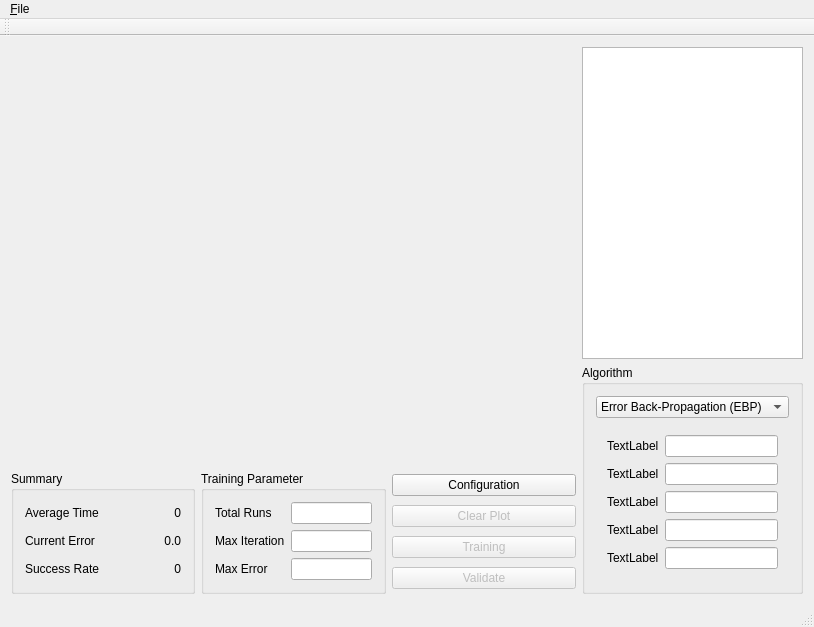
First picture: the form in mainwindow.ui, repository gongzhitaao/nbn-ui, before the edit.
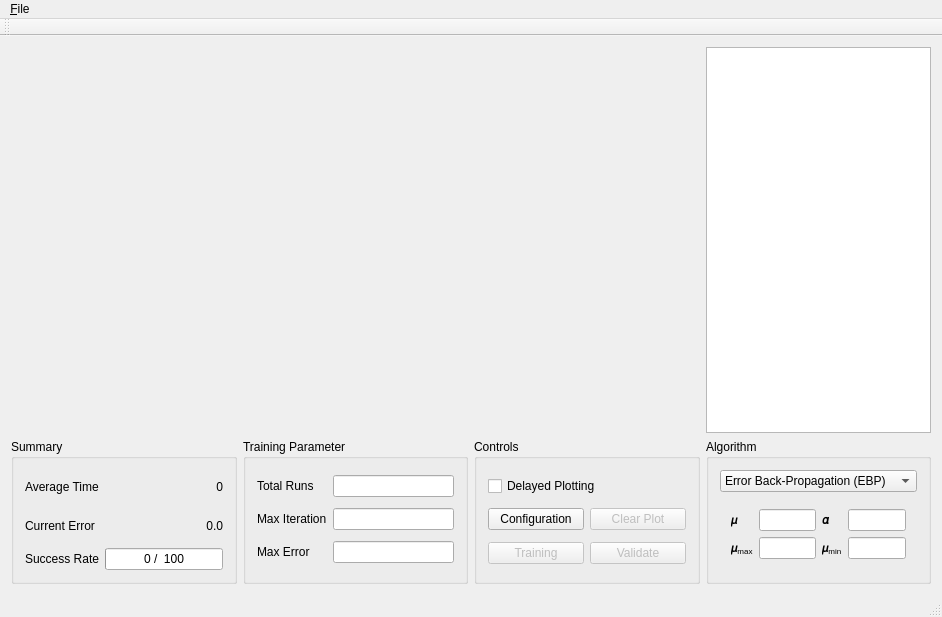
Second picture: the form after the edit. The open tabs and pages were chosen to show the change. Custom widgets are drawn as their Qt base class.

Diff of the .ui file:
```diff
--- a/mainwindow.ui
+++ b/mainwindow.ui
@@ -6,22 +6,22 @@
    <rect>
     <x>0</x>
     <y>0</y>
-    <width>814</width>
-    <height>627</height>
+    <width>942</width>
+    <height>617</height>
    </rect>
   </property>
   <property name="windowTitle">
    <string>MainWindow</string>
   </property>
   <widget class="QWidget" name="centralWidget">
-   <layout class="QGridLayout" name="gridLayout_6" rowstretch="1,0,0" columnstretch="1,1,1,1">
-    <item row="0" column="0" rowspan="2" colspan="3">
+   <layout class="QGridLayout" name="gridLayout_6" rowstretch="1,0" columnstretch="1,1,1,1">
+    <item row="0" column="0" colspan="3">
      <widget class="QCustomPlot" name="customPlot_ErrorPlot" native="true"/>
     </item>
     <item row="0" column="3">
      <widget class="QTableView" name="tableView_Information">
       <attribute name="horizontalHeaderVisible">
-       <bool>true</bool>
+       <bool>false</bool>
       </attribute>
       <attribute name="horizontalHeaderStretchLastSection">
        <bool>true</bool>
@@ -34,115 +34,7 @@
       </attribute>
      </widget>
     </item>
-    <item row="1" column="3" rowspan="2">
-     <widget class="QGroupBox" name="groupBox_2">
-      <property name="title">
-       <string>Algorithm</string>
-      </property>
-      <layout class="QGridLayout" name="gridLayout_5">
-       <item row="0" column="0">
-        <widget class="QComboBox" name="comboBox_Algorithm">
-         <item>
-          <property name="text">
-           <string>Error Back-Propagation (EBP)</string>
-          </property>
-         </item>
-         <item>
-          <property name="text">
-           <string>Neuron By Neuron (NBN)</string>
-          </property>
-         </item>
-        </widget>
-       </item>
-       <item row="1" column="0">
-        <widget class="QStackedWidget" name="stackedWidget_AlgorithmParam">
-         <property name="currentIndex">
-          <number>1</number>
-         </property>
-         <widget class="QWidget" name="page">
-          <layout class="QGridLayout" name="gridLayout_4">
-           <item row="0" column="0" colspan="2">
-            <widget class="QLabel" name="label_5">
-             <property name="text">
-              <string>Learning Rate</string>
-             </property>
-            </widget>
-           </item>
-           <item row="0" column="2">
-            <widget class="QLineEdit" name="lineEdit_5"/>
-           </item>
-           <item row="1" column="0">
-            <widget class="QLabel" name="label_11">
-             <property name="text">
-              <string>Momentum</string>
-             </property>
-            </widget>
-           </item>
-           <item row="1" column="1" colspan="2">
-            <widget class="QLineEdit" name="lineEdit_11"/>
-           </item>
-          </layout>
-         </widget>
-         <widget class="QWidget" name="page_2">
-          <layout class="QGridLayout" name="gridLayout_3">
-           <item row="0" column="0">
-            <widget class="QLabel" name="label_6">
-             <property name="text">
-              <string>TextLabel</string>
-             </property>
-            </widget>
-           </item>
-           <item row="0" column="1">
-            <widget class="QLineEdit" name="lineEdit_6"/>
-           </item>
-           <item row="1" column="0">
-            <widget class="QLabel" name="label_7">
-             <property name="text">
-              <string>TextLabel</string>
-             </property>
-            </widget>
-           </item>
-           <item row="1" column="1">
-            <widget class="QLineEdit" name="lineEdit_7"/>
-           </item>
-           <item row="2" column="0">
-            <widget class="QLabel" name="label_8">
-             <property name="text">
-              <string>TextLabel</string>
-             </property>
-            </widget>
-           </item>
-           <item row="2" column="1">
-            <widget class="QLineEdit" name="lineEdit_8"/>
-           </item>
-           <item row="3" column="0">
-            <widget class="QLabel" name="label_9">
-             <property name="text">
-              <string>TextLabel</string>
-             </property>
-            </widget>
-           </item>
-           <item row="3" column="1">
-            <widget class="QLineEdit" name="lineEdit_9"/>
-           </item>
-           <item row="4" column="0">
-            <widget class="QLabel" name="label_10">
-             <property name="text">
-              <string>TextLabel</string>
-             </property>
-            </widget>
-           </item>
-           <item row="4" column="1">
-            <widget class="QLineEdit" name="lineEdit_10"/>
-           </item>
-          </layout>
-         </widget>
-        </widget>
-       </item>
-      </layout>
-     </widget>
-    </item>
-    <item row="2" column="0">
+    <item row="1" column="0">
      <widget class="QGroupBox" name="groupBox_3">
       <property name="title">
        <string>Summary</string>
@@ -190,20 +82,20 @@
         </widget>
        </item>
        <item row="2" column="1">
-        <widget class="QLabel" name="label_20">
-         <property name="text">
-          <string>0</string>
+        <widget class="QProgressBar" name="progressBar_successRate">
+         <property name="value">
+          <number>0</number>
          </property>
-         <property name="alignment">
-          <set>Qt::AlignRight|Qt::AlignTrailing|Qt::AlignVCenter</set>
+         <property name="format">
+          <string>%v /  %m</string>
          </property>
         </widget>
        </item>
       </layout>
      </widget>
     </item>
-    <item row="2" column="1">
-     <widget class="QGroupBox" name="groupBox">
+    <item row="1" column="1">
+     <widget class="QGroupBox" name="groupBox_trainingParameter">
       <property name="title">
        <string>Training Parameter</string>
       </property>
@@ -241,46 +133,180 @@
       </layout>
      </widget>
     </item>
-    <item row="2" column="2">
-     <layout class="QVBoxLayout" name="verticalLayout">
-      <item>
-       <widget class="QPushButton" name="pushButton_Configuration">
-        <property name="text">
-         <string>Configuration</string>
-        </property>
-       </widget>
-      </item>
-      <item>
-       <widget class="QPushButton" name="pushButton_ClearPlot">
-        <property name="enabled">
-         <bool>false</bool>
-        </property>
-        <property name="text">
-         <string>Clear Plot</string>
-        </property>
-       </widget>
-      </item>
-      <item>
-       <widget class="QPushButton" name="pushButton_Train">
-        <property name="enabled">
-         <bool>false</bool>
-        </property>
-        <property name="text">
-         <string>Training</string>
-        </property>
-       </widget>
-      </item>
-      <item>
-       <widget class="QPushButton" name="pushButton_Validate">
-        <property name="enabled">
-         <bool>false</bool>
-        </property>
-        <property name="text">
-         <string>Validate</string>
-        </property>
-       </widget>
-      </item>
-     </layout>
+    <item row="1" column="2">
+     <widget class="QGroupBox" name="groupBox_controls">
+      <property name="title">
+       <string>Controls</string>
+      </property>
+      <layout class="QGridLayout" name="gridLayout_7">
+       <item row="0" column="0" colspan="2">
+        <widget class="QCheckBox" name="checkBox_delayedPlotting">
+         <property name="toolTip">
+          <string>Check this to delay error plotting until all trainings are finished.  This might achieve a little speed up.</string>
+         </property>
+         <property name="text">
+          <string>Delayed Plotting</string>
+         </property>
+        </widget>
+       </item>
+       <item row="1" column="0">
+        <widget class="QPushButton" name="pushButton_Configuration">
+         <property name="toolTip">
+          <string>Reading topology file.</string>
+         </property>
+         <property name="text">
+          <string>Configuration</string>
+         </property>
+        </widget>
+       </item>
+       <item row="1" column="1">
+        <widget class="QPushButton" name="pushButton_ClearPlot">
+         <property name="enabled">
+          <bool>false</bool>
+         </property>
+         <property name="text">
+          <string>Clear Plot</string>
+         </property>
+        </widget>
+       </item>
+       <item row="2" column="0">
+        <widget class="QPushButton" name="pushButton_Train">
+         <property name="enabled">
+          <bool>false</bool>
+         </property>
+         <property name="text">
+          <string>Training</string>
+         </property>
+        </widget>
+       </item>
+       <item row="2" column="1">
+        <widget class="QPushButton" name="pushButton_Validate">
+         <property name="enabled">
+          <bool>false</bool>
+         </property>
+         <property name="text">
+          <string>Validate</string>
+         </property>
+        </widget>
+       </item>
+      </layout>
+     </widget>
+    </item>
+    <item row="1" column="3">
+     <widget class="QGroupBox" name="groupBox_algorithm">
+      <property name="title">
+       <string>Algorithm</string>
+      </property>
+      <layout class="QGridLayout" name="gridLayout_5">
+       <item row="0" column="0">
+        <widget class="QComboBox" name="comboBox_Algorithm">
+         <item>
+          <property name="text">
+           <string>Error Back-Propagation (EBP)</string>
+          </property>
+         </item>
+         <item>
+          <property name="text">
+           <string>Neuron By Neuron (NBN)</string>
+          </property>
+         </item>
+        </widget>
+       </item>
+       <item row="1" column="0">
+        <widget class="QStackedWidget" name="stackedWidget_AlgorithmParam">
+         <property name="currentIndex">
+          <number>0</number>
+         </property>
+         <widget class="QWidget" name="page">
+          <layout class="QGridLayout" name="gridLayout_4">
+           <item row="0" column="0">
+            <widget class="QLabel" name="label_5">
+             <property name="toolTip">
+              <string>Learning constant.</string>
+             </property>
+             <property name="text">
+              <string>𝞪</string>
+             </property>
+            </widget>
+           </item>
+           <item row="0" column="1">
+            <widget class="QLineEdit" name="lineEdit_learningConstant"/>
+           </item>
+           <item row="1" column="0">
+            <widget class="QLabel" name="label_11">
+             <property name="toolTip">
+              <string>Momentum..</string>
+             </property>
+             <property name="text">
+              <string>m</string>
+             </property>
+            </widget>
+           </item>
+           <item row="1" column="1">
+            <widget class="QLineEdit" name="lineEdit_momentum"/>
+           </item>
+          </layout>
+         </widget>
+         <widget class="QWidget" name="page_2">
+          <layout class="QGridLayout" name="gridLayout_3">
+           <item row="0" column="0">
+            <widget class="QLabel" name="label_6">
+             <property name="toolTip">
+              <string>This is the splitting factor which will be adjust dynamically during training.</string>
+             </property>
+             <property name="text">
+              <string>𝞵</string>
+             </property>
+            </widget>
+           </item>
+           <item row="0" column="1">
+            <widget class="QLineEdit" name="lineEdit_mu"/>
+           </item>
+           <item row="0" column="2">
+            <widget class="QLabel" name="label_9">
+             <property name="toolTip">
+              <string>Scale factor for 𝞵.</string>
+             </property>
+             <property name="text">
+              <string>𝞪</string>
+             </property>
+            </widget>
+           </item>
+           <item row="0" column="3">
+            <widget class="QLineEdit" name="lineEdit_factor"/>
+           </item>
+           <item row="1" column="0">
+            <widget class="QLabel" name="label_7">
+             <property name="toolTip">
+              <string>Maximum value for 𝞵, i.e. 𝞵 may not scale up beyond this.</string>
+             </property>
+             <property name="text">
+              <string>&lt;html&gt;&lt;head/&gt;&lt;body&gt;&lt;p&gt;𝞵&lt;span style=&quot; vertical-align:sub;&quot;&gt;max&lt;/span&gt;&lt;/p&gt;&lt;/body&gt;&lt;/html&gt;</string>
+             </property>
+            </widget>
+           </item>
+           <item row="1" column="1">
+            <widget class="QLineEdit" name="lineEdit_muMax"/>
+           </item>
+           <item row="1" column="2">
+            <widget class="QLabel" name="label_8">
+             <property name="toolTip">
+              <string>Minimum value for 𝞵, i.e. 𝞵 may not scale down below this.</string>
+             </property>
+             <property name="text">
+              <string>&lt;html&gt;&lt;head/&gt;&lt;body&gt;&lt;p&gt;𝞵&lt;span style=&quot; vertical-align:sub;&quot;&gt;min&lt;/span&gt;&lt;/p&gt;&lt;/body&gt;&lt;/html&gt;</string>
+             </property>
+            </widget>
+           </item>
+           <item row="1" column="3">
+            <widget class="QLineEdit" name="lineEdit_muMin"/>
+           </item>
+          </layout>
+         </widget>
+        </widget>
+       </item>
+      </layout>
+     </widget>
     </item>
    </layout>
   </widget>
@@ -289,7 +315,7 @@
     <rect>
      <x>0</x>
      <y>0</y>
-     <width>814</width>
+     <width>942</width>
      <height>20</height>
     </rect>
    </property>
```
Left out of the diff: 66 changed lines with no effect on the pictures.
